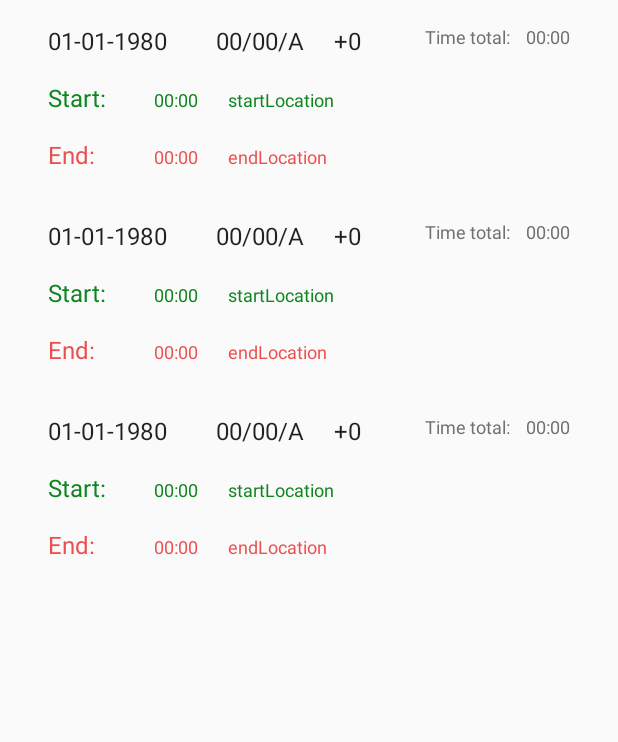
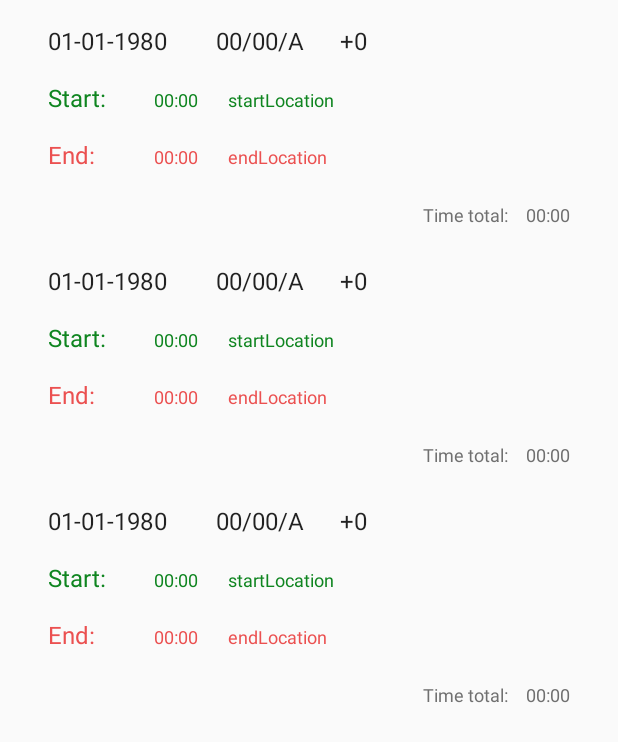
Before and after one commit to Raven351/GAiTPodzialy, an Android app: the layout fragment_assignments_list.xml on its own in the app's theme, with its tools: preview values and no code run, on a phone screen of 412 x 824 dp. Shown: the top 742 px of the screen. Run offline under Robolectric (Android 15) with nearby library versions, the phone set to English and light mode, and no system bars.

Commit message:
Update fragment_assignments_item layout. Rename AssignmentsTodayTomorrow to AssignmentsFirstSecond. Update AssignmentsListAdapter and AssignmentsListFragment.

```diff
--- a/app/src/main/java/com/ravensu/gaitpodzialy/activities/ui/MainViewPager.java
+++ b/app/src/main/java/com/ravensu/gaitpodzialy/activities/ui/MainViewPager.java
@@ -10,13 +10,12 @@ import androidx.viewpager2.widget.ViewPager2;
 
 import android.content.Intent;
 import android.os.Bundle;
-import android.os.Handler;
 import android.view.View;
 
 import com.ravensu.gaitpodzialy.R;
 import com.ravensu.gaitpodzialy.activities.ui.accountsList.AccountsListActivity;
 import com.ravensu.gaitpodzialy.activities.ui.assignmentslist.AssignmentsListFragment;
-import com.ravensu.gaitpodzialy.activities.ui.assignmentslist.AssignmentsTodayTomorrowFragment;
+import com.ravensu.gaitpodzialy.activities.ui.assignmentslist.AssignmentsFirstSecondFragment;
 import com.ravensu.gaitpodzialy.activities.ui.assignmentslist.DocumentsListFragment;
 import com.ravensu.gaitpodzialy.webscrapper.models.Assignment;
 
@@ -89,7 +88,7 @@ public class MainViewPager extends AppCompatActivity implements AssignmentsListF
         public Fragment createFragment(int position) {
             switch (position){
                 case 0:{
-                    return new AssignmentsTodayTomorrowFragment();
+                    return new AssignmentsFirstSecondFragment();
                 }
                 case 1: {
                     return new AssignmentsListFragment();
--- a/app/src/main/java/com/ravensu/gaitpodzialy/activities/ui/assignmentslist/AssignmentsTodayTomorrowViewModel.java
+++ b/app/src/main/java/com/ravensu/gaitpodzialy/activities/ui/assignmentslist/AssignmentsFirstSecondViewModel.java
@@ -17,7 +17,7 @@ import java.util.ArrayList;
 import java.util.Collections;
 import java.util.Comparator;
 
-public class AssignmentsTodayTomorrowViewModel extends ViewModel {
+public class AssignmentsFirstSecondViewModel extends ViewModel {
     private String TAG = "AssignmentsTodayTomorrowViewModel";
     private MutableLiveData<Assignment> firstAssignment;
     private MutableLiveData<Assignment> secondAssignment;
--- a/app/src/main/java/com/ravensu/gaitpodzialy/activities/ui/assignmentslist/AssignmentsListFragment.java
+++ b/app/src/main/java/com/ravensu/gaitpodzialy/activities/ui/assignmentslist/AssignmentsListFragment.java
@@ -70,7 +70,7 @@ public class AssignmentsListFragment extends Fragment {
         // Set the adapter
         if (view instanceof RecyclerView) {
             Context context = view.getContext();
-            RecyclerView recyclerView = (RecyclerView) view;
+            final RecyclerView recyclerView = (RecyclerView) view;
             if (mColumnCount <= 1) {
                 recyclerView.setLayoutManager(new LinearLayoutManager(context));
             } else {
@@ -90,6 +90,7 @@ public class AssignmentsListFragment extends Fragment {
         }
         return view;
     }
+
 
 
     @Override
--- a/app/src/main/java/com/ravensu/gaitpodzialy/data/UsersData.java
+++ b/app/src/main/java/com/ravensu/gaitpodzialy/data/UsersData.java
@@ -89,7 +89,7 @@ public class UsersData {
                 public void run() {
                     for (Map.Entry<String, ?> entry : savedUsersCredentials.entrySet()){
                         GAiTWebScrapper gAiTWebScrapper = new GAiTWebScrapper(entry.getKey(), entry.getValue().toString());
-                        ArrayList<Assignment> assignments = gAiTWebScrapper.ScrapAssignmentsTable(gAiTWebScrapper.GetGAiTWebsite());
+                        ArrayList<Assignment> assignments = gAiTWebScrapper.ScrapAssignmentsTable(gAiTWebScrapper.GetGAiTWebsite()); //todo handle case when already logged in user cannot log in (this line returns null)
                         ArrayList<Document> documents = gAiTWebScrapper.ScrapDocumentsTable(gAiTWebScrapper.GetGAiTWebsite());
                         Log.d("AppUsersData", "loadUsersData: Saving user data: " + entry.getKey()  + " - Assignments count: "+ assignments.size());
                         Log.d("AppUsersData", "loadUsersData: Documents count for user: " + entry.getKey() + " - " + documents.size());
--- a/app/src/main/res/layout/assignments_today_tomorrow_fragment.xml
+++ b/app/src/main/res/layout/assignments_today_tomorrow_fragment.xml
@@ -5,7 +5,7 @@
     android:id="@+id/assignments_list_currents_fragment_layout"
     android:layout_width="match_parent"
     android:layout_height="match_parent"
-    tools:context=".activities.ui.assignmentslist.AssignmentsTodayTomorrowFragment">
+    tools:context=".activities.ui.assignmentslist.AssignmentsFirstSecondFragment">
 
 
     <androidx.constraintlayout.widget.ConstraintLayout
--- a/app/src/main/res/layout/fragment_assignments_item.xml
+++ b/app/src/main/res/layout/fragment_assignments_item.xml
@@ -3,7 +3,7 @@
     xmlns:app="http://schemas.android.com/apk/res-auto"
     xmlns:tools="http://schemas.android.com/tools"
     android:layout_width="match_parent"
-    android:layout_height="130dp"
+    android:layout_height="160dp"
     android:orientation="horizontal">
 
     <TextView
@@ -33,16 +33,16 @@
     <TextView
         android:id="@+id/comments"
         android:layout_width="wrap_content"
-        android:maxWidth="50sp"
         android:layout_height="wrap_content"
         android:layout_alignParentStart="true"
-        android:layout_marginStart="20dp"
+        android:layout_marginStart="24dp"
+        android:ellipsize="end"
+        android:maxWidth="50sp"
+        android:maxLines="1"
         android:textAppearance="?attr/textAppearanceListItem"
         app:layout_constraintStart_toEndOf="@+id/assignmentCode"
         app:layout_constraintTop_toTopOf="@+id/assignmentCode"
-        tools:text="@string/assignment_sample_notices"
-        android:ellipsize="end"
-        android:maxLines="1"/>
+        tools:text="@string/assignment_sample_notices" />
 
     <TextView
         android:id="@+id/startLabel"
@@ -105,6 +105,7 @@
         android:layout_height="wrap_content"
         android:layout_alignParentStart="true"
         android:layout_marginStart="20dp"
+        android:layout_marginEnd="10dp"
         android:gravity="start"
         android:lines="2"
         android:maxLines="2"
@@ -113,7 +114,6 @@
         android:textAppearance="?attr/textAppearanceListItem"
         android:textColor="#0F8520"
         android:textSize="12sp"
-        android:layout_marginEnd="10dp"
         app:layout_constraintEnd_toEndOf="parent"
         app:layout_constraintHorizontal_bias="1.0"
         app:layout_constraintStart_toEndOf="@+id/timeStart"
@@ -125,6 +125,7 @@
         android:layout_width="0dp"
         android:layout_height="wrap_content"
         android:layout_alignParentStart="true"
+        android:layout_marginEnd="10dp"
         android:gravity="start"
         android:lines="2"
         android:maxLines="2"
@@ -134,7 +135,6 @@
         android:textAppearance="?attr/textAppearanceListItem"
         android:textColor="#eb5050"
         android:textSize="12sp"
-        android:layout_marginEnd="10dp"
         app:layout_constraintEnd_toEndOf="parent"
         app:layout_constraintStart_toStartOf="@+id/locationStart"
         app:layout_constraintTop_toTopOf="@+id/timeEnd" />
@@ -144,27 +144,27 @@
         android:layout_width="wrap_content"
         android:layout_height="wrap_content"
         android:layout_alignParentStart="true"
-        android:layout_marginTop="16dp"
-        android:layout_marginEnd="56dp"
+        android:layout_marginTop="8dp"
+        android:layout_marginEnd="12dp"
         android:text="@string/assignment_totalTime_label"
         android:textAppearance="?attr/textAppearanceListItem"
         android:textColor="#707070"
         android:textSize="12sp"
-        app:layout_constraintEnd_toEndOf="parent"
-        app:layout_constraintTop_toTopOf="parent" />
+        app:layout_constraintEnd_toStartOf="@+id/timeTotal"
+        app:layout_constraintTop_toBottomOf="@+id/locationEnd" />
 
     <TextView
         android:id="@+id/timeTotal"
         android:layout_width="wrap_content"
         android:layout_height="wrap_content"
         android:layout_alignParentStart="true"
-        android:layout_marginTop="16dp"
+        android:layout_marginTop="8dp"
         android:layout_marginEnd="16dp"
         android:textAppearance="?attr/textAppearanceListItem"
         android:textColor="#707070"
         android:textSize="12sp"
         app:layout_constraintEnd_toEndOf="parent"
-        app:layout_constraintTop_toTopOf="parent"
+        app:layout_constraintTop_toBottomOf="@+id/locationEnd"
         tools:text="@string/assignment_sample_timeTotal" />
 
 
```
Also changed, not shown: app/src/main/java/com/ravensu/gaitpodzialy/activities/ui/assignmentslist/AssignmentsFirstSecondFragment.java (renamed from app/src/main/java/com/ravensu/gaitpodzialy/activities/ui/assignmentslist/AssignmentsTodayTomorrowFragment.java, +8 -8 lines), app/src/main/java/com/ravensu/gaitpodzialy/activities/ui/assignmentslist/AssignmentsListAdapter.java (+11 -0 lines).
